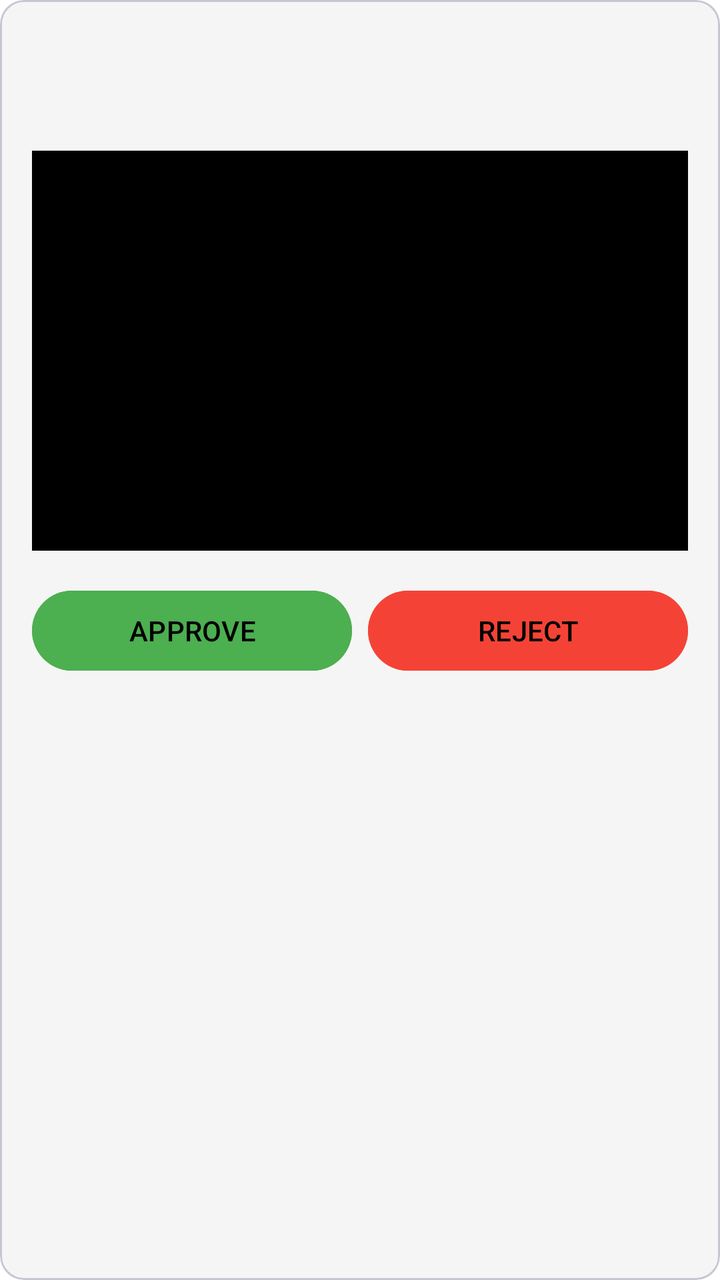
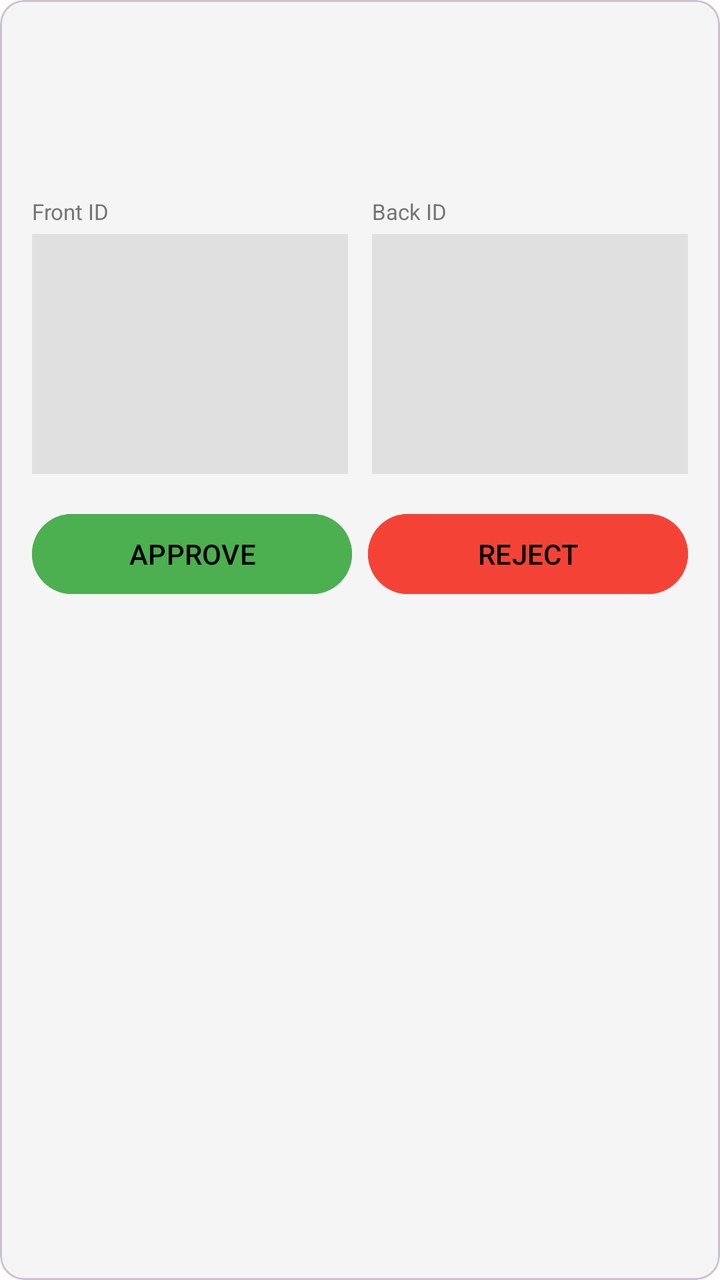

An Android layout rendered at two revisions. The XML below is the earlier revision; the diff shows what the commit changed to produce the second picture.
<!-- AndroidManifest.xml: application theme Theme.Resilio -->
<!-- res/layout/item_resident_verification.xml -->
<?xml version="1.0" encoding="utf-8"?>
<com.google.android.material.card.MaterialCardView xmlns:android="http://schemas.android.com/apk/res/android"
    xmlns:app="http://schemas.android.com/apk/res-auto"
    android:layout_width="match_parent"
    android:layout_height="wrap_content"
    android:layout_marginBottom="16dp"
    app:cardCornerRadius="12dp"
    app:cardBackgroundColor="@color/surface">

    <LinearLayout
        android:layout_width="match_parent"
        android:layout_height="wrap_content"
        android:orientation="vertical"
        android:padding="16dp">

        <TextView
            android:id="@+id/tvFullName"
            android:layout_width="wrap_content"
            android:layout_height="wrap_content"
            android:textSize="18sp"
            android:textStyle="bold"
            android:textColor="@color/gold_accent"/>

        <TextView
            android:id="@+id/tvAddress"
            android:layout_width="wrap_content"
            android:layout_height="wrap_content"
            android:textSize="14sp"
            android:textColor="@color/text_secondary"
            android:layout_marginTop="4dp"/>

        <ImageView
            android:id="@+id/ivIdImage"
            android:layout_width="match_parent"
            android:layout_height="200dp"
            android:scaleType="centerCrop"
            android:layout_marginTop="12dp"
            android:background="@color/black"/>

        <LinearLayout
            android:layout_width="match_parent"
            android:layout_height="wrap_content"
            android:orientation="horizontal"
            android:layout_marginTop="16dp">

            <Button
                android:id="@+id/btnApprove"
                android:layout_width="0dp"
                android:layout_height="wrap_content"
                android:layout_weight="1"
                android:text="APPROVE"
                android:backgroundTint="@color/primary_green"
                android:layout_marginEnd="8dp"/>

            <Button
                android:id="@+id/btnReject"
                android:layout_width="0dp"
                android:layout_height="wrap_content"
                android:layout_weight="1"
                android:text="REJECT"
                android:backgroundTint="@color/emergency_red"/>
        </LinearLayout>

    </LinearLayout>

</com.google.android.material.card.MaterialCardView>
<!-- resources referenced by this layout -->
<resources>
  <color name="black">#FF000000</color>
  <color name="emergency_red">#F44336</color>
  <color name="gold_accent">#FFD700</color>
  <color name="primary_green">#4CAF50</color>
  <color name="surface">#F5F5F5</color>
  <color name="text_secondary">#757575</color>
  <style name="Theme.Resilio" parent="Base.Theme.Resilio" />
  <style name="Base.Theme.Resilio" parent="Theme.Material3.DayNight.NoActionBar">
          
          <item name="colorPrimary">@color/gold_accent</item>
          <item name="colorOnPrimary">@color/black</item>
          <item name="colorSecondary">@color/secondary_blue</item>
          <item name="colorOnSecondary">@color/white</item>
          <item name="colorTertiary">@color/primary_green</item>
          <item name="android:windowBackground">@color/background</item>
          <item name="android:textColorPrimary">@color/text_primary</item>
          <item name="android:textColorSecondary">@color/text_secondary</item>
      </style>
  <color name="secondary_blue">#2196F3</color>
  <color name="white">#FFFFFFFF</color>
  <color name="background">#FFFFFF</color>
  <color name="text_primary">#212121</color>
</resources>

<!-- the commit's change to res/layout/item_resident_verification.xml (unified diff, before → after) -->
@@ -22,6 +22,14 @@
             android:textColor="@color/gold_accent"/>
 
         <TextView
+            android:id="@+id/tvDetails"
+            android:layout_width="wrap_content"
+            android:layout_height="wrap_content"
+            android:textSize="14sp"
+            android:textColor="@color/text_primary"
+            android:layout_marginTop="4dp"/>
+
+        <TextView
             android:id="@+id/tvAddress"
             android:layout_width="wrap_content"
             android:layout_height="wrap_content"
@@ -29,13 +37,56 @@
             android:textColor="@color/text_secondary"
             android:layout_marginTop="4dp"/>
 
-        <ImageView
-            android:id="@+id/ivIdImage"
+        <LinearLayout
             android:layout_width="match_parent"
-            android:layout_height="200dp"
-            android:scaleType="centerCrop"
-            android:layout_marginTop="12dp"
-            android:background="@color/black"/>
+            android:layout_height="wrap_content"
+            android:orientation="horizontal"
+            android:layout_marginTop="12dp">
+
+            <LinearLayout
+                android:layout_width="0dp"
+                android:layout_height="wrap_content"
+                android:layout_weight="1"
+                android:orientation="vertical">
+                <TextView
+                    android:layout_width="wrap_content"
+                    android:layout_height="wrap_content"
+                    android:text="Front ID"
+                    android:textSize="11sp"
+                    android:textColor="@color/text_secondary"
+                    android:layout_marginBottom="4dp"/>
+                <ImageView
+                    android:id="@+id/ivIdFront"
+                    android:layout_width="match_parent"
+                    android:layout_height="120dp"
+                    android:scaleType="centerCrop"
+                    android:background="@color/divider_color"/>
+            </LinearLayout>
+
+            <View
+                android:layout_width="12dp"
+                android:layout_height="1dp" />
+
+            <LinearLayout
+                android:layout_width="0dp"
+                android:layout_height="wrap_content"
+                android:layout_weight="1"
+                android:orientation="vertical">
+                <TextView
+                    android:layout_width="wrap_content"
+                    android:layout_height="wrap_content"
+                    android:text="Back ID"
+                    android:textSize="11sp"
+                    android:textColor="@color/text_secondary"
+                    android:layout_marginBottom="4dp"/>
+                <ImageView
+                    android:id="@+id/ivIdBack"
+                    android:layout_width="match_parent"
+                    android:layout_height="120dp"
+                    android:scaleType="centerCrop"
+                    android:background="@color/divider_color"/>
+            </LinearLayout>
+        </LinearLayout>
 
         <LinearLayout
             android:layout_width="match_parent"
<!-- resource entries referenced after the edit -->
@@ -1,5 +1,6 @@
 <!-- resources referenced by this layout -->
 <resources>
+  <color name="divider_color">#E0E0E0</color>
   <color name="black">#FF000000</color>
   <color name="emergency_red">#F44336</color>
   <color name="gold_accent">#FFD700</color>
